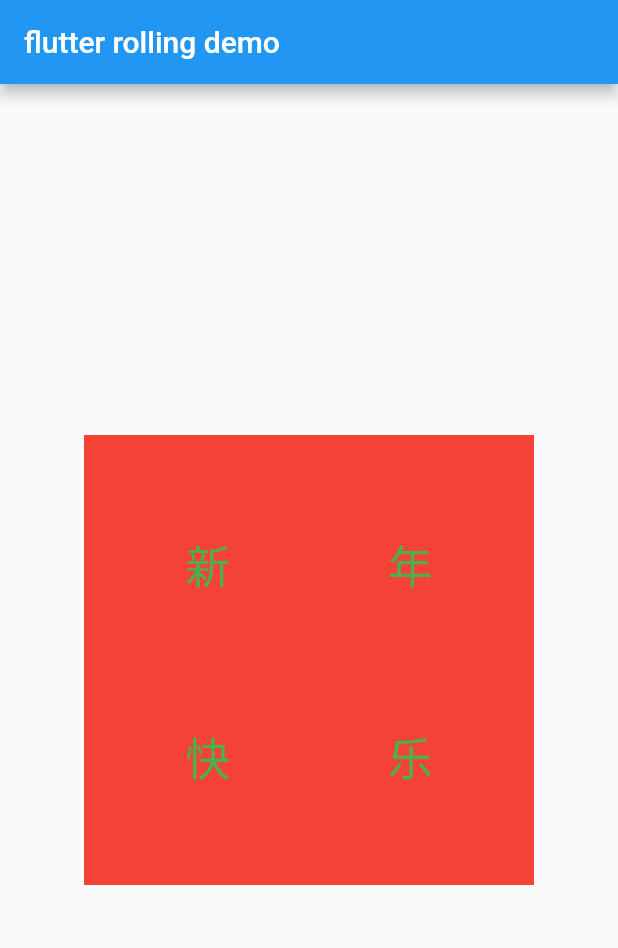
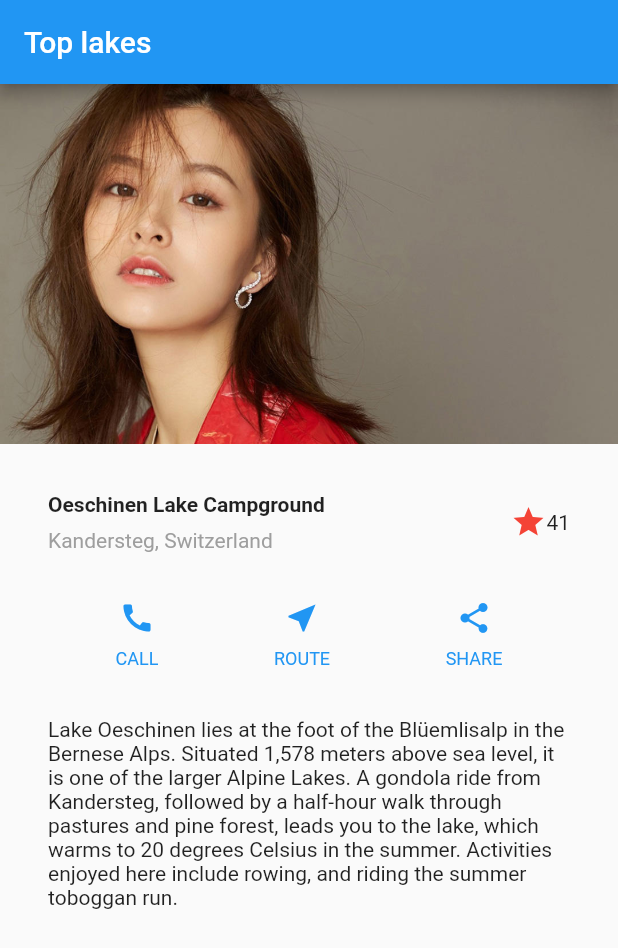
Before and after one commit to wholeGale/helloflutter, a Flutter app: the screen it shows after launch, on a phone screen of 412 x 824 dp. Shown: the top 948 px of the screen. Run offline on Flutter 3.47's test engine with Material 2 defaults, Android fonts, the phone set to English and light mode, and no system bars.

Commit message:
布局练习一

```diff
--- a/lib/main.dart
+++ b/lib/main.dart
@@ -10,6 +10,7 @@ import 'package:second_flutter_app/widgets/TestImageWidget.dart';
 import 'package:second_flutter_app/widgets/TestRowWidget.dart';
 import 'package:second_flutter_app/widgets/TestStackWidget.dart';
 import 'package:second_flutter_app/widgets/TestTextWidget.dart';
+import 'package:second_flutter_app/widgets/TitleSection.dart';
 
 void main(){
   runApp(MyApp());
@@ -17,26 +18,74 @@ void main(){
 class MyApp extends StatelessWidget{
   @override
   Widget build(BuildContext context) {
-    // TODO: implement build
+    final titleSection = TitleSection(
+        'Oeschinen Lake Campground', 'Kandersteg, Switzerland', 41);
+    final buttonSection = Container(
+      child: Row(
+        mainAxisAlignment: MainAxisAlignment.spaceEvenly,
+        children: <Widget>[
+          _buildButtonColumn(context, Icons.call, 'CALL'),
+          _buildButtonColumn(context, Icons.near_me, 'ROUTE'),
+          _buildButtonColumn(context, Icons.share, 'SHARE')
+        ],
+      ),
+    );
+    final textSection = Container(
+      padding: const EdgeInsets.all(32.0),
+      child: Text(
+        '''
+Lake Oeschinen lies at the foot of the Blüemlisalp in the Bernese Alps. Situated 1,578 meters above sea level, it is one of the larger Alpine Lakes. A gondola ride from Kandersteg, followed by a half-hour walk through pastures and pine forest, leads you to the lake, which warms to 20 degrees Celsius in the summer. Activities enjoyed here include rowing, and riding the summer toboggan run.
+          ''',
+        softWrap: true,
+      ),
+    );
+
     return MaterialApp(
-      title: '第2个flutter app',
+      title: 'Flutter UI basic 1',
       home: Scaffold(
         appBar: AppBar(
-          title: Text('flutter rolling demo'),
+          title: Text('Top lakes'),
         ),
-        body: Center(
-//          child: RollingButtonWidget(),
-//          child: TestTextWidget(),
-//          child: TestImageWidget(),
-//          child: TestButtonWidget(),
-//          child: MessageFormWidget(),
-//          child: TestContainerWidget(),
-//          child: TestRowWidget(),
-//          child: TestColumnWidget(),
-          child: TestStackWidget(),
-        ),
+        body: ListView(
+          children: <Widget>[
+            Image.asset(
+              'images/girls.jpg',
+              width: 600.0,
+              height: 240.0,
+              //cover类似于Android中的centerCrop，https://docs.flutter.io/flutter/painting/BoxFit-class.html
+              fit: BoxFit.cover,
+            ),
+            titleSection,
+            buttonSection,
+            textSection
+          ],
+        )
       ),
     );
   }
 
 }
+
+Widget _buildButtonColumn(BuildContext context, IconData icon, String label){
+  final color = Theme.of(context).primaryColor;
+
+  return Column(
+    mainAxisSize: MainAxisSize.min,
+    mainAxisAlignment: MainAxisAlignment.center,
+
+    children: <Widget>[
+      Icon(icon,color: color),
+      Container(
+        margin: EdgeInsets.only(top: 8.0),
+        child: Text(
+          label,
+          style: TextStyle(
+              fontSize: 12.0,
+              fontWeight: FontWeight.w400,
+              color: color
+          ),
+        ),
+      )
+    ],
+  );
+}
--- /dev/null
+++ b/lib/widgets/TitleSection.dart
@@ -0,0 +1,54 @@
+import 'package:flutter/material.dart';
+
+/**
+ * @Author: xiangzhenbiao
+ * @Date: 2019-01-02 21:18
+ * @Description:
+ */
+class TitleSection extends StatelessWidget{
+
+  final String title;
+  final String subTitle;
+  final int starCount;
+  TitleSection(this.title, this.subTitle, this.starCount);
+
+  @override
+  Widget build(BuildContext context) {
+
+    return Container(
+      padding: EdgeInsets.all(32.0),
+      child: Row(
+        children: <Widget>[
+          Expanded(
+      child: Column(
+        crossAxisAlignment: CrossAxisAlignment.start,
+        children: <Widget>[
+          Container(
+            padding: const EdgeInsets.only(bottom: 8.0),
+            child: Text(
+              title,
+              style: TextStyle(
+                fontWeight: FontWeight.bold,
+              ),
+            ),
+          ),
+          Text(
+              subTitle,
+              style: TextStyle(
+                color: Colors.grey[500],
+              )
+          )
+        ],
+      ),
+      ),
+          Icon(
+            Icons.star,
+            color: Colors.red[500],
+          ),
+          Text(starCount.toString())
+        ],
+      ),
+    );
+  }
+
+}
--- a/pubspec.yaml
+++ b/pubspec.yaml
@@ -40,6 +40,8 @@ flutter:
   # assets:
   #  - images/a_dot_burr.jpeg
   #  - images/a_dot_ham.jpeg
+  assets:
+  - images/girls.jpg
 
   # An image asset can refer to one or more resolution-specific "variants", see
   # https://flutter.io/assets-and-images/#resolution-aware.
```
Also changed, not shown: images/girls.jpg (added).
